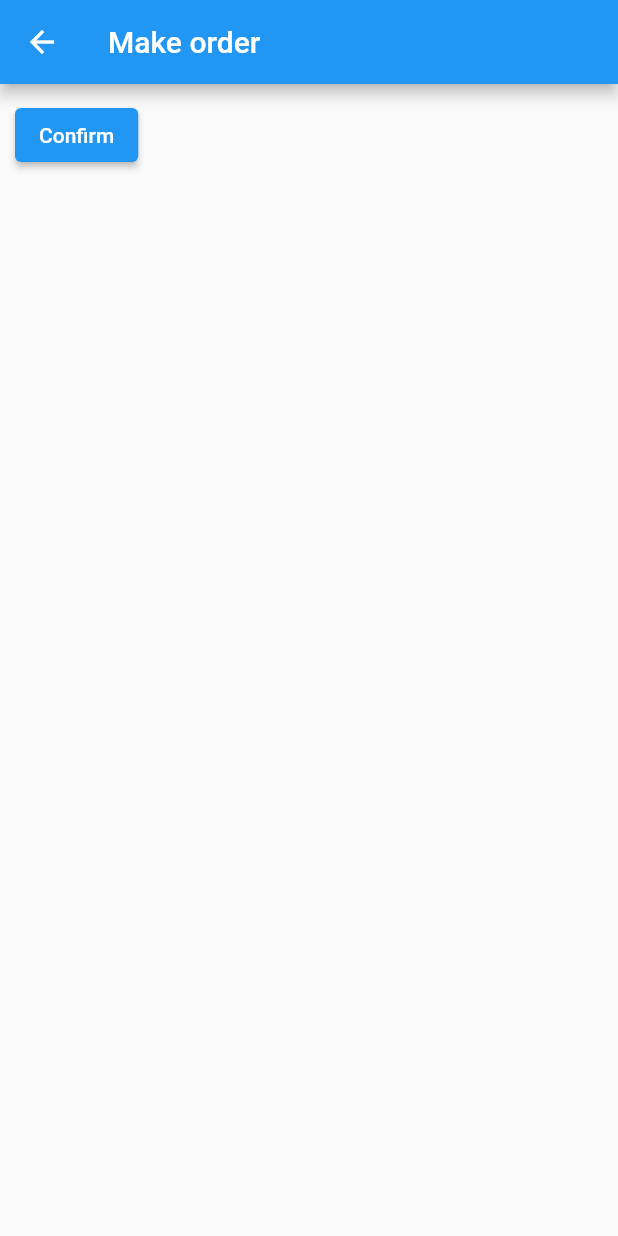
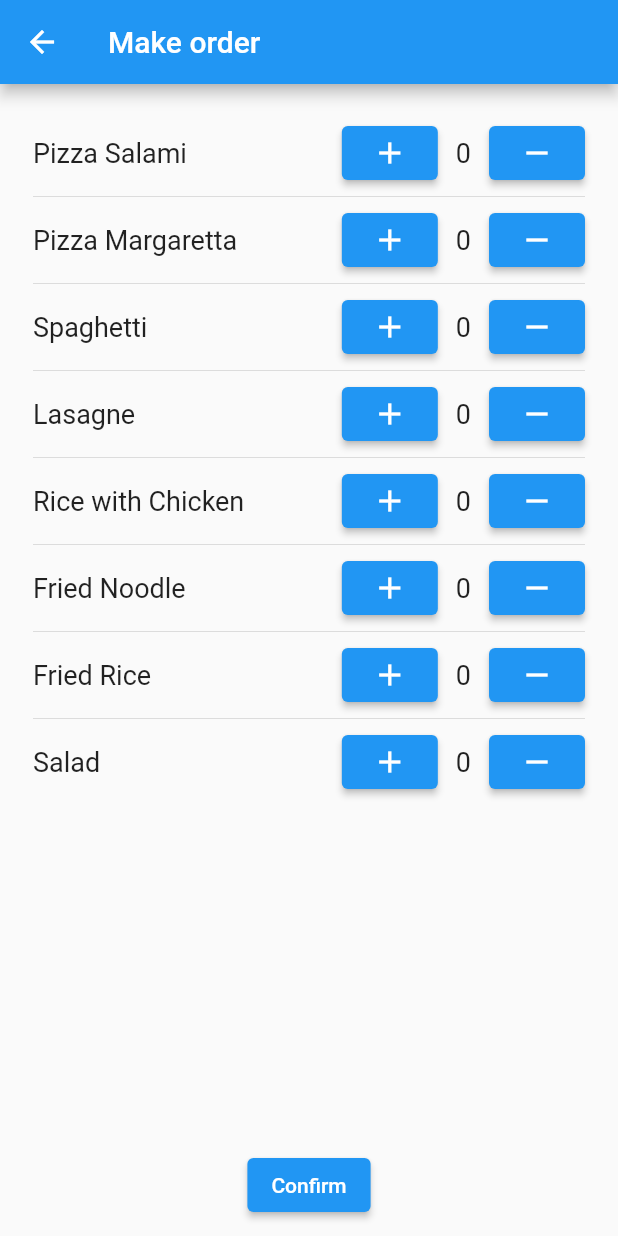
Before and after one commit to Brian1011/flutter_object_box, a Flutter app: the screen it shows after launch, after a tap on "Create your order", on a phone screen of 412 x 824 dp. Run offline on Flutter 3.47's test engine with Material 2 defaults, Android fonts, the phone set to English and light mode, and no system bars; our stand-ins replace objectbox; generated files the repository leaves out were written again.

Commit message:
update order screen

```diff
--- a/lib/order_screen.dart
+++ b/lib/order_screen.dart
@@ -15,6 +15,7 @@ class OrderScreen extends StatefulWidget {
 }
 
 class _OrderScreenState extends State<OrderScreen> {
+  // set item models
   List<ItemModel> items = [
     ItemModel(itemCount: 0, itemName: 'Pizza Salami'),
     ItemModel(itemCount: 0, itemName: 'Pizza Margaretta'),
@@ -42,6 +43,56 @@ class _OrderScreenState extends State<OrderScreen> {
         padding: const EdgeInsets.symmetric(vertical: 10, horizontal: 10),
         child: Column(
           children: [
+            Expanded(
+              child: Padding(
+                padding: const EdgeInsets.all(12.0),
+                child: ListView.separated(
+                  itemBuilder: (BuildContext context, int index) {
+                    return Row(
+                      mainAxisAlignment: MainAxisAlignment.spaceBetween,
+                      children: [
+                        Text(
+                          items[index].itemName,
+                          style: const TextStyle(fontSize: 18),
+                        ),
+                        Row(
+                          mainAxisAlignment: MainAxisAlignment.spaceBetween,
+                          children: [
+                            ElevatedButton(
+                              onPressed: () {
+                                items[index].itemCount++;
+                                saveOrderModel(index);
+                              },
+                              child: const Icon(Icons.add),
+                            ),
+                            Padding(
+                              padding:
+                                  const EdgeInsets.symmetric(horizontal: 12),
+                              child: Text(
+                                items[index].itemCount.toString(),
+                                style: const TextStyle(fontSize: 18),
+                              ),
+                            ),
+                            ElevatedButton(
+                              onPressed: () {
+                                if (items[index].itemCount == 0) return;
+                                items[index].itemCount--;
+                                saveOrderModel(index);
+                              },
+                              child: const Icon(Icons.remove),
+                            )
+                          ],
+                        )
+                      ],
+                    );
+                  },
+                  separatorBuilder: (BuildContext context, int index) {
+                    return const Divider(height: 10);
+                  },
+                  itemCount: items.length,
+                ),
+              ),
+            ),
             ElevatedButton(
                 onPressed: () {
                   widget.orderModel?.ordered = true;
```
